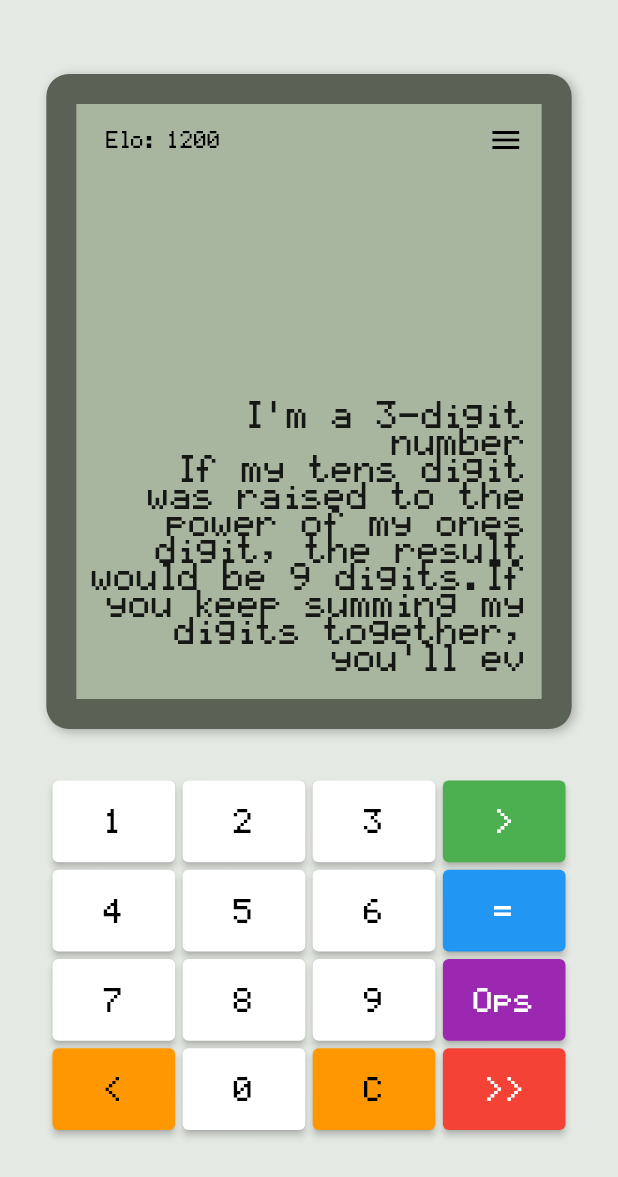
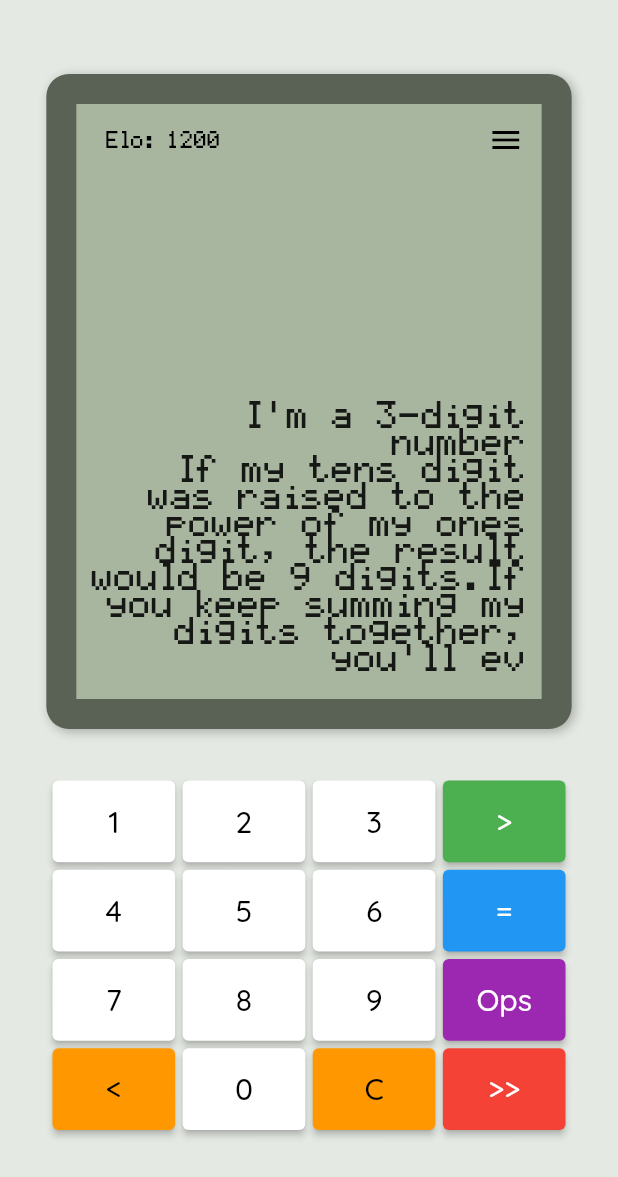
Before and after one commit to HennyBicks01/math_riddler, a Flutter app: the screen it shows after launch, on a phone screen of 412 x 824 dp. Shown: the top 1177 px of the screen. Run offline on Flutter 3.47's test engine with Material 2 defaults, Android fonts, the phone set to English and light mode, and no system bars; our stand-ins replace math_expressions, shared_preferences.

Commit message:
added new font for buttons

```diff
--- a/lib/main.dart
+++ b/lib/main.dart
@@ -201,7 +201,7 @@ class _MyHomePageState extends State<MyHomePage> {
     });
     Future.delayed(const Duration(milliseconds: 500), () {
       setState(() {
-        _backgroundColor = Colors.white;
+        _backgroundColor = const Color (0xFFe5e9e3);
       });
     });
   }
@@ -497,9 +497,9 @@ class _MyHomePageState extends State<MyHomePage> {
           child: Text(
             symbol,
             style: TextStyle(
-              fontSize: 18,
+              fontSize: 20,
               color: textColor,
-              fontFamily: 'TI84Font',
+              fontFamily: 'Sand',
             ),
             maxLines: 1,
             overflow: TextOverflow.ellipsis,
@@ -561,7 +561,6 @@ class _MyHomePageState extends State<MyHomePage> {
                                           ),
                                         ),
                                       ),
-
 
                                       // Menu Icon (Settings) with padding adjusted
                                       Padding(
@@ -643,8 +642,6 @@ class _MyHomePageState extends State<MyHomePage> {
                               ),
                             ),
 
-
-
                             // Keypad
                             Expanded(
                               flex: 4,
--- a/pubspec.yaml
+++ b/pubspec.yaml
@@ -33,9 +33,9 @@ flutter:
     - family: TI84Fontp
       fonts:
         - asset: fonts/texas_instruments_ti84_seriesp.ttf
-    - family: Fun
+    - family: Sand
       fonts:
-        - asset: fonts/fun.ttf
+        - asset: fonts/Quicksand-Medium.ttf
 
   # If you have other flutter configurations like assets, they go here.
   # For example:
```
Also changed, not shown: fonts/Quicksand-Medium.ttf (added), fonts/fun.ttf (deleted).
